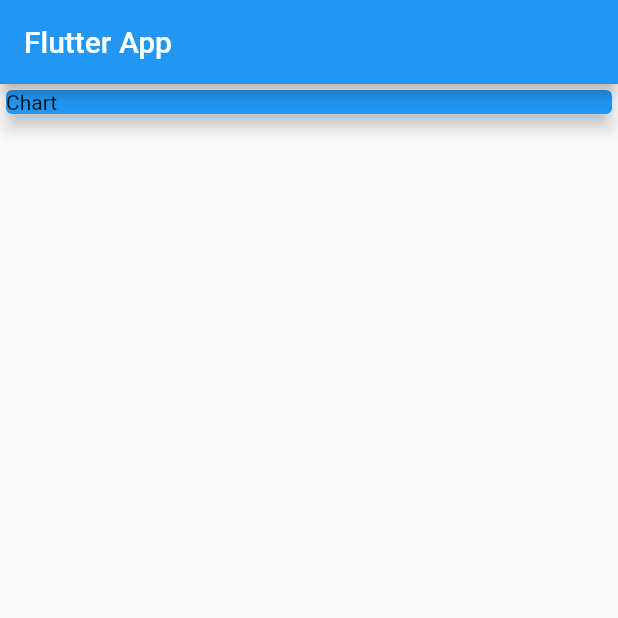
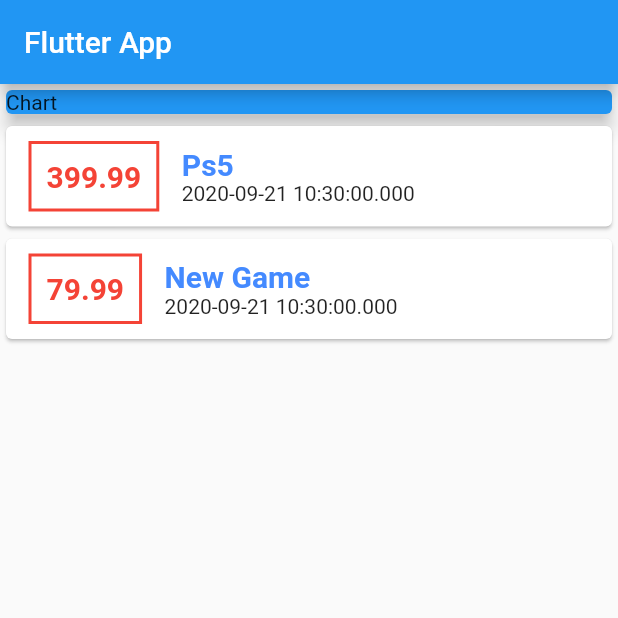
Before and after one commit to panuwat33586/expense_list_app, a Flutter app: the screen it shows after launch, on a phone screen of 412 x 824 dp, the top half of it. Run offline on Flutter 3.47's test engine with Material 2 defaults, Android fonts, the phone set to English and light mode, and no system bars.

Commit message:
tryu changing text style and layout

```diff
--- a/lib/main.dart
+++ b/lib/main.dart
@@ -1,4 +1,5 @@
 import 'package:flutter/material.dart';
+import './transaction.dart';
 
 void main() => runApp(MyApp());
 
@@ -13,6 +14,21 @@ class MyApp extends StatelessWidget {
 }
 
 class MyHomePage extends StatelessWidget {
+  final List<Transaction> transactions = [
+    Transaction(
+      id: 'T1',
+      title: 'Ps5',
+      amount: 399.99,
+      date: DateTime.now(),
+    ),
+    Transaction(
+      id: 'T2',
+      title: 'New Game',
+      amount: 79.99,
+      date: DateTime.now(),
+    ),
+  ];
+
   @override
   Widget build(BuildContext context) {
     return Scaffold(
@@ -29,7 +45,48 @@ class MyHomePage extends StatelessWidget {
               elevation: 5,
             ),
           ),
-          Card(),
+          Column(
+            children: transactions.map((transaction) {
+              return Card(
+                  child: Row(
+                children: <Widget>[
+                  Container(
+                    margin: EdgeInsets.symmetric(
+                      vertical: 10,
+                      horizontal: 15,
+                    ),
+                    decoration: BoxDecoration(
+                        border: Border.all(
+                      color: Colors.red,
+                      width: 2,
+                    )),
+                    padding: EdgeInsets.all(10),
+                    child: Text(
+                      transaction.amount.toString(),
+                      style: TextStyle(
+                          fontWeight: FontWeight.bold,
+                          fontSize: 20,
+                          color: Colors.red),
+                    ),
+                  ),
+                  Column(
+                    crossAxisAlignment: CrossAxisAlignment.start,
+                    children: <Widget>[
+                      Text(
+                        transaction.title,
+                        style: TextStyle(
+                          fontWeight: FontWeight.bold,
+                          fontSize: 20,
+                          color: Colors.blueAccent,
+                        ),
+                      ),
+                      Text(transaction.date.toString()),
+                    ],
+                  ),
+                ],
+              ));
+            }).toList(),
+          ),
         ],
       ),
     );
--- /dev/null
+++ b/lib/transaction.dart
@@ -0,0 +1,15 @@
+import 'package:flutter/foundation.dart';
+
+class Transaction {
+  String id;
+  String title;
+  double amount;
+  DateTime date;
+
+  Transaction({
+    @required this.id,
+    @required this.title,
+    @required this.amount,
+    @required this.date,
+  });
+}
```
